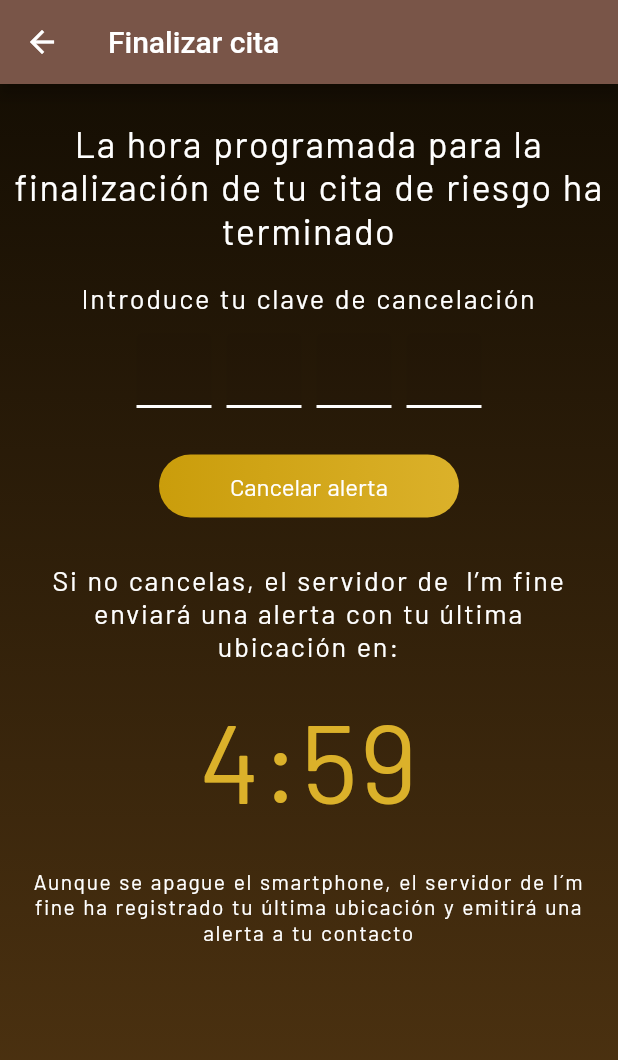
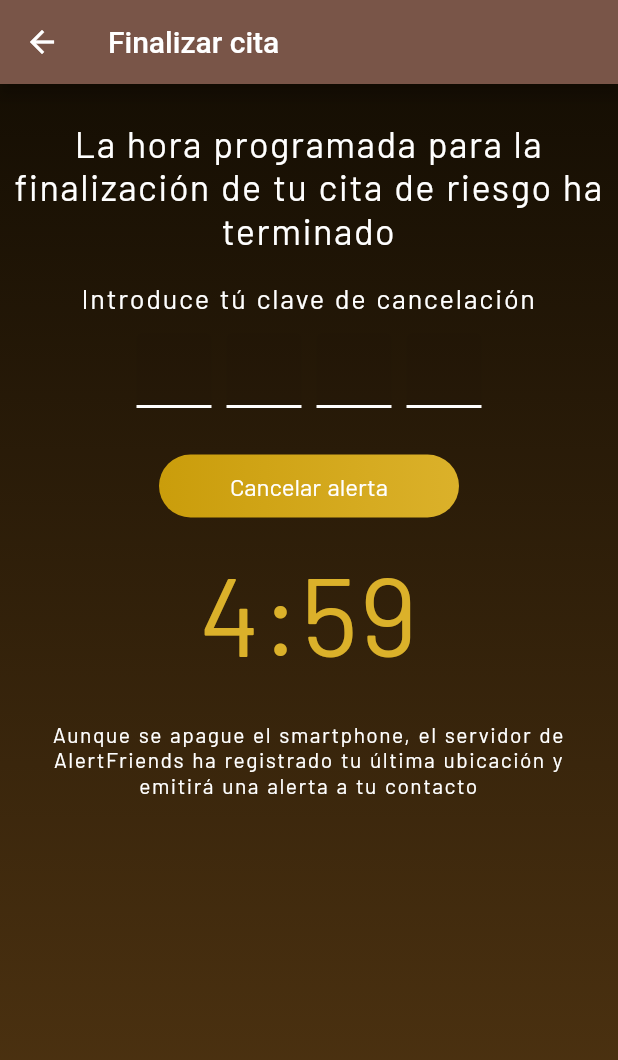
Before and after one commit to jsfenix2016/iff, a Flutter app: the CancelDatePage screen opened directly with empty values, on a phone screen of 412 x 824 dp. Shown: the top 1060 px of the screen. Run offline on Flutter 3.47's test engine with Material 2 defaults, Android fonts, the phone set to English and light mode, and no system bars; our stand-ins replace audioplayers, avatar_glow, camera, device_info_plus, firebase_core, firebase_messaging and 19 more; missing offline and left inert: country_state_city_picker, dart:ffi, flutter_background_service, flutter_background_service_android, flutter_inapp_purchase, flutter_system_ringtones and 5 more; accounts and stored records are empty; network calls fail.

Commit message:
se corrigieron algunos textos, se coloco el get.off en darse de baja para que redireccione a onboarding y no se pueda retroceder a configuracion de usuario

```diff
--- a/alonefy_app/alonefy_app/lib/Common/Constant.dart
+++ b/alonefy_app/alonefy_app/lib/Common/Constant.dart
@@ -4,7 +4,7 @@ class Constant {
   static const codeMessageBird = '';
   static const urlTerms = 'https://alertfriends.app/politica_privacidad/';
   static const personalInformation = 'Datos personales';
-  static const selectGender = 'Selecciona el genero';
+  static const selectGender = 'Selecciona el género';
   static const selectCity = 'Selecciona la ciudad';
   static const maritalStatus = 'Estado civil';
   static const styleLive = 'Estilo de vida';
@@ -25,28 +25,28 @@ class Constant {
   static const configurationbtn = 'Configurar';
   static const age = 'Edad';
   static const newDate = 'Crear nuevo';
-  static const onBoardingWelcome = 'Te damos la Bienvenida/o a I’m fine';
+  static const onBoardingWelcome = 'Te damos la Bienvenida/o a AlertFriends';
   static const onBoardingWelcomeMessage =
       'Si vives feliz solo o sola además, quieres sentirte protegido/a';
 
   static const onBoardingPageTwoTitle =
       'Ante una situación de riesgo cuando estas solo/a';
   static const onBoardingPageTwoSubtitle =
-      'Si I’m fine no detecta actividad o movimiento en tu smartphone, avisa al amigo o familiar que desees';
+      'Si AlertFriends no detecta actividad o movimiento en tu smartphone, avisa al amigo o familiar que desees';
 
   static const onBoardingPageTreeTitle = 'Cuando una cita privada no vaya bien';
   static const onBoardingPageTreeSubtitle =
-      'I’m fine avisa a tus amigo/as de confianza y envía tu ubicación';
+      'AlertFriends avisa a tus amigo/as de confianza y envía tu ubicación';
 
   static const onBoardingPageFourTitle =
       'Si tienes que atravesar solo/a una zona peligrosa';
   static const onBoardingPageFourSubtitle =
-      'I’m fine activará una alerta inmediata si te ocurre algo';
+      'AlertFriends activará una alerta inmediata si te ocurre algo';
 
   static const onBoardingPageFiveTitle =
       'Sientete ahora más seguro/a viviendo solo/a';
   static const onBoardingPageFiveSubtitle =
-      'Con I’m fine tu  smartphone será tu mejor protección personal';
+      'Con AlertFriends tu  smartphone será tu mejor protección personal';
 
   static const alternativePageButtonPersonalizar = 'Personalizar ajustes';
   static const alternativePageButtonInit = 'Comenzar a usar';
@@ -100,12 +100,15 @@ class Constant {
     '0': 'Soltero',
     '1': 'Casado',
     '2': 'Divorciado',
+    '3': 'Solo',
+    '4': 'En pareja',
+    '5': 'Otros',
   };
 
   static const Map<String, String> lifeStyle = {
     '0': 'Sedentario',
     '1': 'Aventurero',
-    '2': 'Etc',
+    '2': 'Otros',
   };
 
   static const Map<String, String> timeDic = {
--- a/alonefy_app/alonefy_app/lib/Page/Alternative/Pageview/alternative_page.dart
+++ b/alonefy_app/alonefy_app/lib/Page/Alternative/Pageview/alternative_page.dart
@@ -46,7 +46,7 @@ class _AlternativePagePageState extends State<AlternativePage> {
                     ),
                   ),
                   Text(
-                    "I'm fine",
+                    "AlertFriend",
                     textAlign: TextAlign.center,
                     style: GoogleFonts.barlow(
                       fontSize: 44.5,
@@ -97,25 +97,12 @@ class _AlternativePagePageState extends State<AlternativePage> {
                                 ),
                                 children: <TextSpan>[
                                   TextSpan(
-                                    text: " I'm fine",
+                                    text: " AlertFriend",
                                     style: textNormal16Black(),
                                   ),
                                 ],
                               ),
                             ),
-                            // Center(
-                            //   child: Text(
-                            //     Constant.alternativePageButtonInit,
-                            // style: GoogleFonts.barlow(
-                            //   fontSize: 16.0,
-                            //   wordSpacing: 1,
-                            //   letterSpacing: 0.001,
-                            //   fontWeight: FontWeight.normal,
-                            //   color: Colors.black,
-                            // ),
-                            //   ),
-                            // ),
-                            // Text(" I'm fine", style: textNormal16Black()),
                           ],
                         ),
                       ),
--- a/alonefy_app/alonefy_app/lib/Page/FinishConfig/Pageview/finishConfig_page.dart
+++ b/alonefy_app/alonefy_app/lib/Page/FinishConfig/Pageview/finishConfig_page.dart
@@ -79,7 +79,7 @@ class _FinishConfigPageState extends State<FinishConfigPage> {
                                 RichText(
                                   textAlign: TextAlign.center,
                                   text: TextSpan(
-                                    text: "I'm fine ",
+                                    text: "AlertFriend ",
                                     style: GoogleFonts.barlow(
                                       fontSize: 22.0,
                                       wordSpacing: 1,
--- a/alonefy_app/alonefy_app/lib/Page/Risk/DateRisk/Pageview/cancelDatePage.dart
+++ b/alonefy_app/alonefy_app/lib/Page/Risk/DateRisk/Pageview/cancelDatePage.dart
@@ -34,7 +34,7 @@ class CancelDatePage extends StatefulWidget {
 
 class _CancelDatePageState extends State<CancelDatePage> {
   EditRiskController editVC = Get.put(EditRiskController());
-  RiskController riskVC = Get.find<RiskController>();
+  RiskController riskVC = Get.put(RiskController());
   // String timeinit = "00:05";
   String codeTemp = '';
   var code = CodeModel();
@@ -175,7 +175,7 @@ class _CancelDatePageState extends State<CancelDatePage> {
                                 padding: const EdgeInsets.only(
                                     left: 8.0, top: 20, right: 8),
                                 child: Text(
-                                  "Introduce tu clave de cancelación",
+                                  "Introduce tú clave de cancelación",
                                   textAlign: TextAlign.center,
                                   style: textNomral18White(),
                                 ),
@@ -207,26 +207,6 @@ class _CancelDatePageState extends State<CancelDatePage> {
                           mensaje: 'Cancelar alerta',
                         ),
                       ),
-                      SizedBox(
-                        child: Column(
-                          children: [
-                            Center(
-                              child: Padding(
-                                padding: const EdgeInsets.only(
-                                    left: 27.0, top: 20, right: 27),
-                                child: Text(
-                                  "Si no cancelas, el servidor de  I’m fine enviará una alerta con tu última ubicación en: ",
-                                  textAlign: TextAlign.center,
-                                  style: textNomral18White(),
-                                ),
-                              ),
-                            ),
-                            const SizedBox(
-                              height: 12,
-                            ),
-                          ],
-                        ),
-                      ),
                       Padding(
                         padding: const EdgeInsets.all(8.0),
                         child: Center(
@@ -247,7 +227,7 @@ class _CancelDatePageState extends State<CancelDatePage> {
                         padding: const EdgeInsets.all(20.0),
                         child: Center(
                           child: Text(
-                            "Aunque se apague el smartphone, el servidor de I´m fine ha registrado tu última ubicación y emitirá una alerta a tu contacto",
+                            "Aunque se apague el smartphone, el servidor de AlertFriends ha registrado tu última ubicación y emitirá una alerta a tu contacto",
                             textAlign: TextAlign.center,
                             style: textNormal14White(),
                           ),
--- a/alonefy_app/alonefy_app/lib/Page/Risk/ZoneRisk/CancelAlert/PageView/cancelAlert.dart
+++ b/alonefy_app/alonefy_app/lib/Page/Risk/ZoneRisk/CancelAlert/PageView/cancelAlert.dart
@@ -29,7 +29,8 @@ import 'package:notification_center/notification_center.dart';
 import 'package:ifeelefine/Common/decoration_custom.dart';
 
 class CancelAlertPage extends StatefulWidget {
-  const CancelAlertPage({super.key, required this.contactRisk, required this.taskdIds});
+  const CancelAlertPage(
+      {super.key, required this.contactRisk, required this.taskdIds});
 
   final ContactZoneRiskBD contactRisk;
   final List<String> taskdIds;
@@ -182,7 +183,7 @@ class _CancelAlertState extends State<CancelAlertPage> {
                                 padding: const EdgeInsets.only(
                                     left: 8.0, top: 20, right: 8),
                                 child: Text(
-                                  "Introduce tu clave de cancelación",
+                                  "Introduce tú clave de cancelación",
                                   textAlign: TextAlign.center,
                                   style: GoogleFonts.barlow(
                                     fontSize: 18.0,
@@ -228,7 +229,7 @@ class _CancelAlertState extends State<CancelAlertPage> {
                                 padding: const EdgeInsets.only(
                                     left: 27.0, top: 20, right: 27),
                                 child: Text(
-                                  "Si no cancelas, el servidor de  I’m fine enviará una alerta con tu última ubicación en: ",
+                                  "Si no cancelas, el servidor de  AlertFriends enviará una alerta con tu última ubicación en: ",
                                   textAlign: TextAlign.center,
                                   style: GoogleFonts.barlow(
                                     fontSize: 18.0,
@@ -250,7 +251,7 @@ class _CancelAlertState extends State<CancelAlertPage> {
                         padding: const EdgeInsets.all(20.0),
                         child: Center(
                           child: Text(
-                            "Aunque se apague el smartphone, el servidor de I´m fine ha registrado tu última ubicación y emitirá una alerta a tu contacto",
+                            "Aunque se apague el smartphone, el servidor de AlertFriends ha registrado tu última ubicación y emitirá una alerta a tu contacto",
                             textAlign: TextAlign.center,
                             style: GoogleFonts.barlow(
                               fontSize: 14.0,
--- a/alonefy_app/alonefy_app/lib/Page/Risk/ZoneRisk/EditZoneRisk/PageView/EditZoneRisk.dart
+++ b/alonefy_app/alonefy_app/lib/Page/Risk/ZoneRisk/EditZoneRisk/PageView/EditZoneRisk.dart
@@ -358,7 +358,7 @@ class _EditZoneRiskPageState extends State<EditZoneRiskPage> {
                               SizedBox(
                                 width: 270,
                                 child: Text(
-                                  "Enviar Whatsapp a mi mensaje predefinido:",
+                                  "Enviar Whatsapp a mi contacto predefinido:",
                                   textAlign: TextAlign.right,
                                   style: GoogleFonts.barlow(
                                     fontSize: 14.0,
--- a/alonefy_app/alonefy_app/lib/Page/UserEdit/Controller/editController.dart
+++ b/alonefy_app/alonefy_app/lib/Page/UserEdit/Controller/editController.dart
@@ -216,8 +216,10 @@ class EditConfigController extends GetxController {
 
   Future<bool> deleteUser(User user) async {
     try {
-      bool isdelete = await EditUserService()
-          .deleteUser(user.telephone.replaceAll("+34", ""));
+      bool isdelete = await EditUserService().deleteUser(
+          user.telephone.contains("+34")
+              ? user.telephone.replaceAll("+34", "")
+              : user.telephone);
       if (isdelete) {
         bool deleteUserBD = await const HiveData().deleteUsers();
         if (deleteUserBD) {
--- a/alonefy_app/alonefy_app/lib/Views/menuconfig_page.dart
+++ b/alonefy_app/alonefy_app/lib/Views/menuconfig_page.dart
@@ -218,6 +218,7 @@ class _MenuConfigurationPageState extends State<MenuConfigurationPage> {
         //  redirectToConfigUser();
         //  return;
         //}
+
         if (_prefs.getUserPremium) {
           Navigator.push(
             context,
--- a/alonefy_app/alonefy_app/lib/main.dart
+++ b/alonefy_app/alonefy_app/lib/main.dart
@@ -3,6 +3,7 @@ import 'dart:io';
 import 'dart:math';
 import 'dart:ui';
 // import 'package:all_sensors2/all_sensors2.dart';
+import 'package:flutter/services.dart';
 import 'package:ifeelefine/Page/UserConfig/PageView/userconfig_page.dart';
 import 'package:sensors_plus/sensors_plus.dart';
 import 'package:firebase_messaging/firebase_messaging.dart';
@@ -458,6 +459,11 @@ class MyApp extends StatefulWidget {
 class _MyAppState extends State<MyApp> {
   @override
   void initState() {
+    SystemChrome.setPreferredOrientations([
+      DeviceOrientation.portraitUp,
+    ]).then((_) {
+      // Iniciar la grabación de video
+    });
     super.initState();
   }
 
```
Also changed, not shown: alonefy_app/alonefy_app/lib/Page/UserEdit/PageView/editUser_page.dart (+1 -6 lines).
